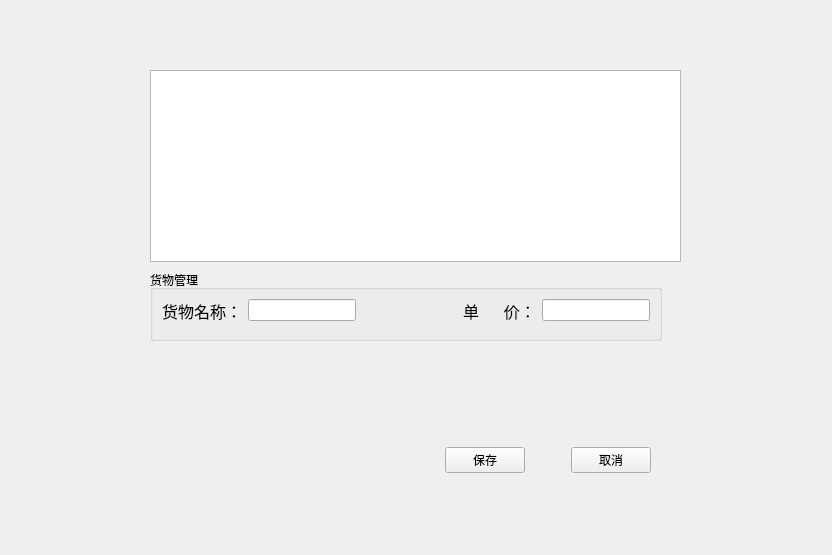
Before: the Qt Designer form ui/cargo_manage.ui in yuyan235813/balance_platform, drawn with Qt 5.
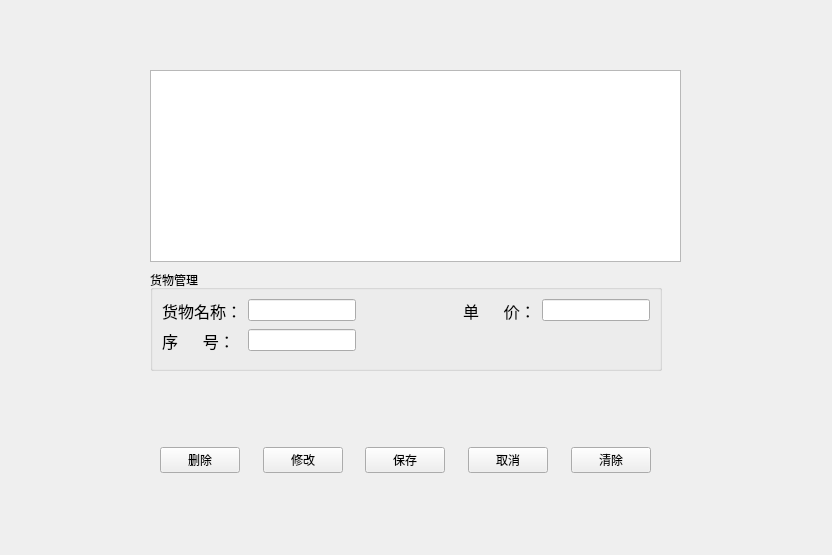
After: the same form once the commit is applied.

Commit message: 修改基础数据1

Patch:
```diff
--- a/ui/cargo_manage.ui
+++ b/ui/cargo_manage.ui
@@ -32,7 +32,7 @@
      <height>41</height>
     </rect>
    </property>
-   <layout class="QHBoxLayout" name="horizontalLayout_3" stretch="6,0,0,0">
+   <layout class="QHBoxLayout" name="horizontalLayout_3" stretch="6,0,0,0,0,0,0,0,0,0">
     <item>
      <spacer name="horizontalSpacer_6">
       <property name="orientation">
@@ -46,6 +46,46 @@
       </property>
      </spacer>
     </item>
+    <item>
+     <widget class="QPushButton" name="deletePushButton">
+      <property name="text">
+       <string>删除</string>
+      </property>
+     </widget>
+    </item>
+    <item>
+     <spacer name="horizontalSpacer_9">
+      <property name="orientation">
+       <enum>Qt::Horizontal</enum>
+      </property>
+      <property name="sizeHint" stdset="0">
+       <size>
+        <width>40</width>
+        <height>20</height>
+       </size>
+      </property>
+     </spacer>
+    </item>
+    <item>
+     <widget class="QPushButton" name="updatePushButton">
+      <property name="text">
+       <string>修改</string>
+      </property>
+     </widget>
+    </item>
+    <item>
+     <spacer name="horizontalSpacer_8">
+      <property name="orientation">
+       <enum>Qt::Horizontal</enum>
+      </property>
+      <property name="sizeHint" stdset="0">
+       <size>
+        <width>40</width>
+        <height>20</height>
+       </size>
+      </property>
+     </spacer>
+    </item>
     <item>
      <widget class="QPushButton" name="savePushButton">
       <property name="text">
@@ -73,6 +113,26 @@
       </property>
      </widget>
     </item>
+    <item>
+     <spacer name="horizontalSpacer_7">
+      <property name="orientation">
+       <enum>Qt::Horizontal</enum>
+      </property>
+      <property name="sizeHint" stdset="0">
+       <size>
+        <width>40</width>
+        <height>20</height>
+       </size>
+      </property>
+     </spacer>
+    </item>
+    <item>
+     <widget class="QPushButton" name="clearPushButton">
+      <property name="text">
+       <string>清除</string>
+      </property>
+     </widget>
+    </item>
    </layout>
   </widget>
   <widget class="QGroupBox" name="groupBox">
@@ -81,7 +141,7 @@
      <x>150</x>
      <y>270</y>
      <width>512</width>
-     <height>71</height>
+     <height>101</height>
     </rect>
    </property>
    <property name="title">
@@ -112,6 +172,32 @@
           </property>
          </widget>
         </item>
+        <item row="1" column="1">
+         <widget class="QLineEdit" name="CargoIdLineEdit">
+          <property name="enabled">
+           <bool>true</bool>
+          </property>
+          <property name="maxLength">
+           <number>15</number>
+          </property>
+          <property name="readOnly">
+           <bool>true</bool>
+          </property>
+         </widget>
+        </item>
+        <item row="1" column="0">
+         <widget class="QLabel" name="label_6">
+          <property name="font">
+           <font>
+            <family>微软雅黑</family>
+            <pointsize>12</pointsize>
+           </font>
+          </property>
+          <property name="text">
+           <string>序      号：</string>
+          </property>
+         </widget>
+        </item>
        </layout>
       </item>
       <item>
```
The commit also changes 8 other files.
